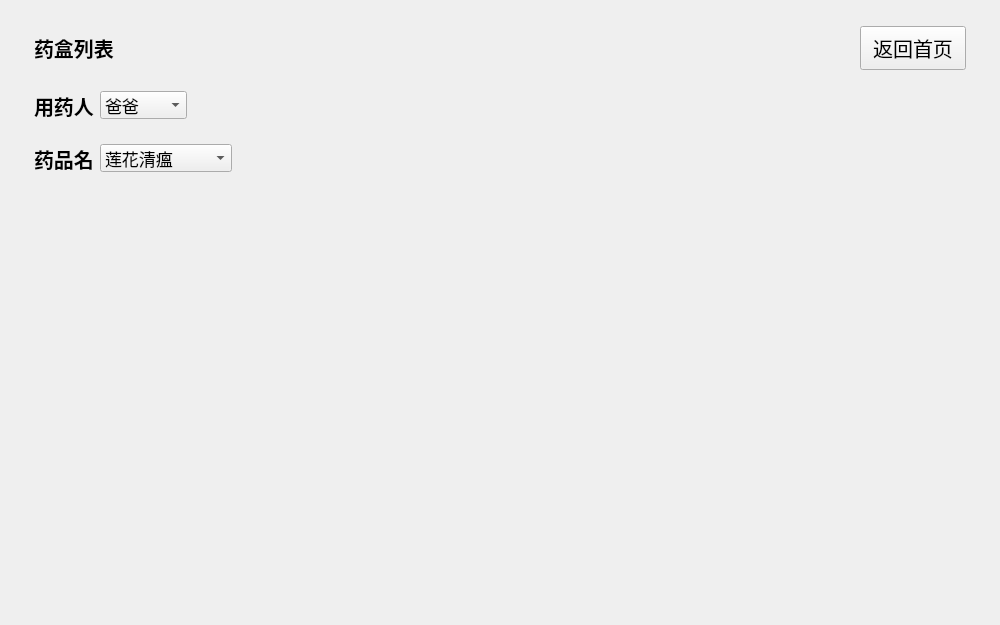
Old version of the form med_list.ui in the repository tongvvv/medicineBox.
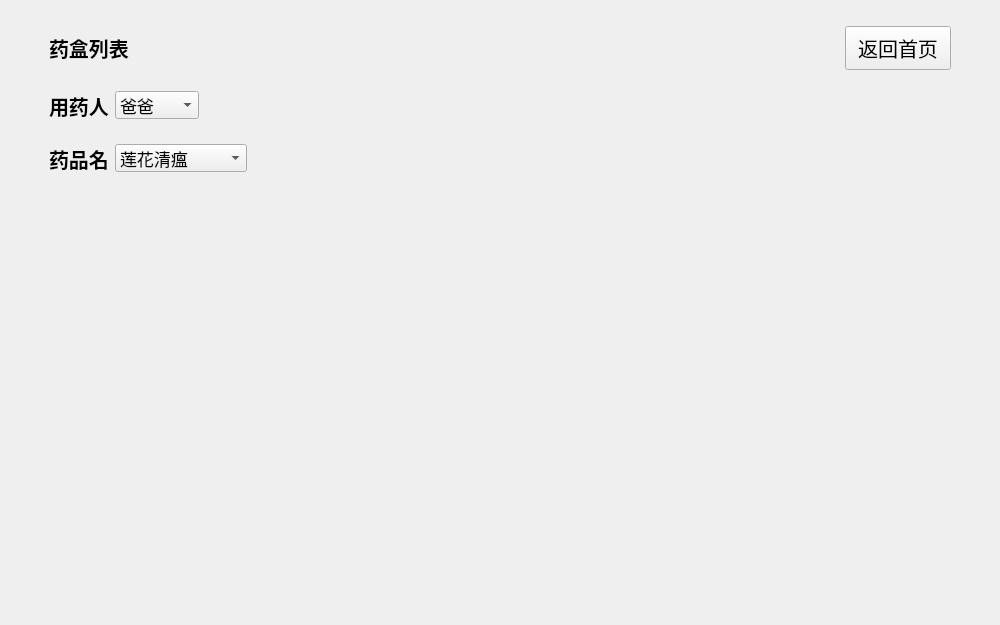
New version of the form.

```diff
--- a/med_list.ui
+++ b/med_list.ui
@@ -18,13 +18,13 @@
     <number>0</number>
    </property>
    <property name="leftMargin">
-    <number>25</number>
+    <number>40</number>
    </property>
    <property name="topMargin">
     <number>17</number>
    </property>
    <property name="rightMargin">
-    <number>25</number>
+    <number>40</number>
    </property>
    <property name="bottomMargin">
     <number>17</number>
@@ -265,7 +265,7 @@
        <rect>
         <x>0</x>
         <y>0</y>
-        <width>950</width>
+        <width>920</width>
         <height>430</height>
        </rect>
       </property>
@@ -294,10 +294,7 @@
        <property name="bottomMargin">
         <number>20</number>
        </property>
-       <property name="horizontalSpacing">
-        <number>30</number>
-       </property>
-       <property name="verticalSpacing">
+       <property name="spacing">
         <number>50</number>
        </property>
       </layout>
```
